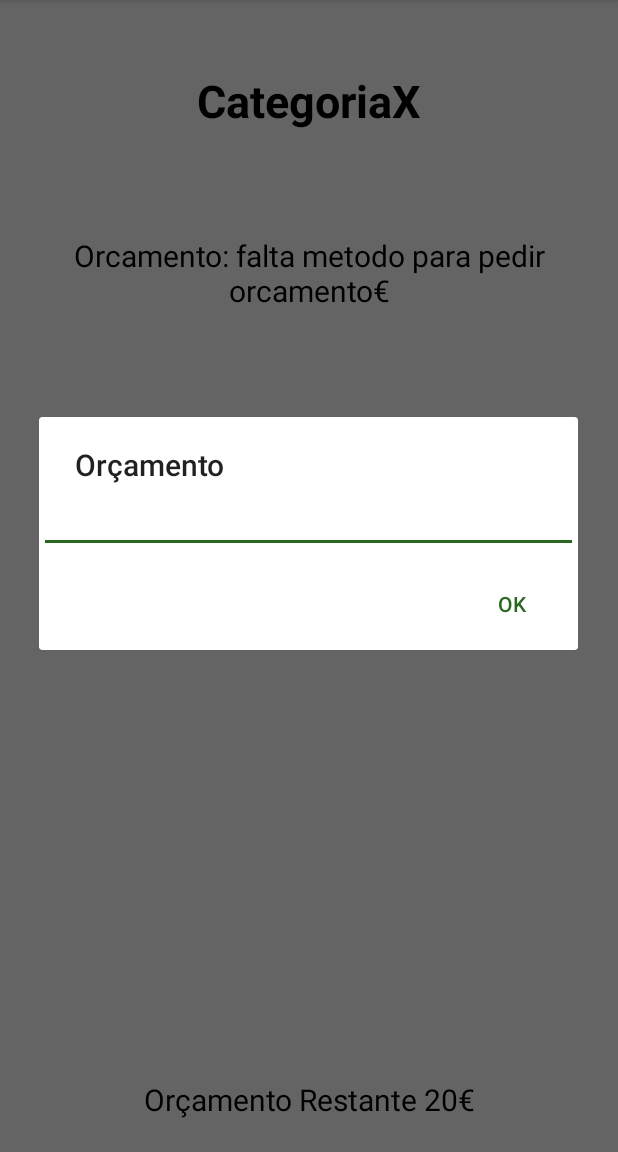
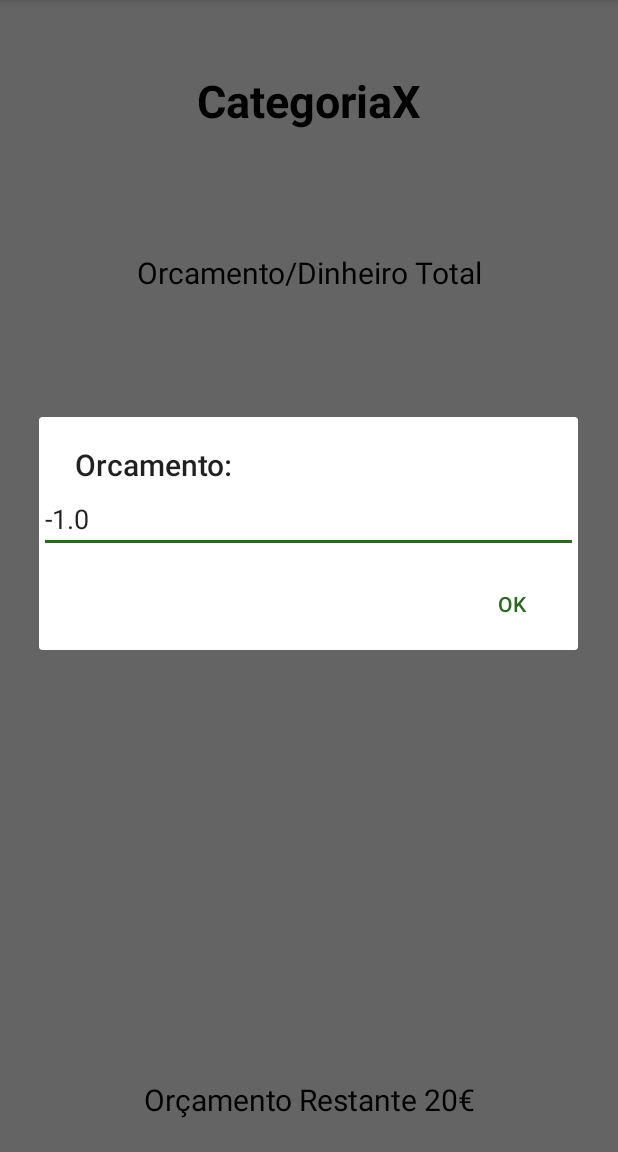
Before and after one commit to AndreP76/GPS-ISEC-1718, an Android app: the InfoDetalhada screen opened directly, with no data from a screen before it, after a tap on "EditaOrcamento", on a phone screen of 412 x 824 dp, the part 84-1236 px from its top. Run offline under Robolectric (Android 15) with nearby library versions, the phone set to English and light mode, and no system bars; 8 statements that could not run were skipped.

Commit message:
tentativa de correcao 3

```diff
--- a/ExpensesTracker/app/src/main/java/com/gps/g13/expensestracker/InfoDetalhada.java
+++ b/ExpensesTracker/app/src/main/java/com/gps/g13/expensestracker/InfoDetalhada.java
@@ -19,7 +19,9 @@ import android.widget.EditText;
 import android.widget.LinearLayout;
 import android.widget.ListView;
 import android.widget.TextView;
+import android.widget.Toast;
 
+import com.gps.g13.expensestracker.gestaodedados.CategoriaDespesas;
 import com.gps.g13.expensestracker.gestaodedados.GestorDados;
 import com.gps.g13.expensestracker.gestaodedados.ListaNomesCategoriasDespesas;
 import com.gps.g13.expensestracker.gestaodedados.exceptions.InvalidAmmountException;
@@ -59,8 +61,8 @@ public class InfoDetalhada extends AppCompatActivity {
 
             try {
                 tvCategoria.setText(gestDados.getCategoriaDespesas(categoria).getNome());
-                tvSubTitulo.setText("Orcamento: " + "falta metodo para pedir orcamento" + "€");  //falta metodo para pedir orcamento!!!
-                tvRodape.setText("Orcamento Restante " + gestDados.getCategoriaDespesas(categoria).getResumoDeTransacoes());
+                tvSubTitulo.setText(getResources().getString(R.string.orcamento) + ((CategoriaDespesas)gestDados.getCategoriaDespesas(categoria)).getOrcamento() + getResources().getString(R.string.unidade_monetaria));
+                tvRodape.setText(String.format("%s%s", getResources().getString(R.string.orcamento_restante), gestDados.getCategoriaDespesas(categoria).getResumoDeTransacoes()));
 
             } catch (InvalidCategoryException e) {
                 e.printStackTrace();
@@ -69,9 +71,9 @@ public class InfoDetalhada extends AppCompatActivity {
 
             MenuItem item = (MenuItem) findViewById(R.id.EditaOrcamento);
             item.setVisible(false);
-            tvCategoria.setText("Rendimentos");
-            tvRodape.setText("Dinheiro Total: " + "falta metodo para pedir dinheiro total" + "€");  // falta metodo para pedir dinheiro total
-            tvRodape.setText("Orcamento disponível: " + gestDados.getCategoriaRendimento().getResumoDeTransacoes());
+            tvCategoria.setText(gestDados.getCategoriaRendimento().getNome());
+            tvRodape.setText(getResources().getString(R.string.dinheiro_total) + gestDados.getCategoriaRendimento().getResumoDeTransacoes() + getResources().getString(R.string.unidade_monetaria));
+            tvRodape.setText(String.format("%s%s", getResources().getString(R.string.orcamento_disponivel), gestDados.getCategoriaRendimento().getResumoDeTransacoes()));
         }
 
         lv = (ListView) findViewById(R.id.lista_de_transacoes);
@@ -97,13 +99,21 @@ public class InfoDetalhada extends AppCompatActivity {
 
             AlertDialog.Builder alertDialogBuilder = new AlertDialog.Builder(context);
             // set title
-            alertDialogBuilder.setTitle("Orçamento");
+            alertDialogBuilder.setTitle(getResources().getString(R.string.orcamento));
 
             final EditText input = new EditText(InfoDetalhada.this);
             LinearLayout.LayoutParams lp = new LinearLayout.LayoutParams(
                     LinearLayout.LayoutParams.MATCH_PARENT,
                     LinearLayout.LayoutParams.MATCH_PARENT);
             input.setLayoutParams(lp);
+            Double orcamento = -1.0;
+            try {
+                orcamento = ((CategoriaDespesas) gestDados.getCategoriaDespesas(categoria)).getOrcamento();
+            } catch (InvalidCategoryException e) {
+                e.printStackTrace();
+            }
+            input.setText(String.format("%s", orcamento));    // mostrar o valor do orcamento atual
+
             alertDialogBuilder.setView(input); // uncomment this line
 
             // set dialog message
@@ -113,10 +123,11 @@ public class InfoDetalhada extends AppCompatActivity {
                         public void onClick(DialogInterface dialog, int id) {
                             try {
                                 gestDados.editarOrcamento(categoria, Double.parseDouble(input.getText().toString()));
+                                tvSubTitulo.setText(getResources().getString(R.string.orcamento) + ((CategoriaDespesas)gestDados.getCategoriaDespesas(categoria)).getOrcamento() + getResources().getString(R.string.unidade_monetaria));
                             } catch (InvalidCategoryException e) {
                                 e.printStackTrace();
-                            } catch (InvalidAmmountException e) {
-                                e.printStackTrace();
+                            } catch (InvalidAmmountException | NumberFormatException e) {
+                                Toast.makeText(context, "Isso não é um numero valído", Toast.LENGTH_SHORT).show();
                             }
                         }
                     })
--- a/ExpensesTracker/app/src/main/res/values/strings.xml
+++ b/ExpensesTracker/app/src/main/res/values/strings.xml
@@ -18,4 +18,8 @@
     <string name="NovoRendimento">Novo Rendimento</string>
     <string name="NovaDespesa">Nova Despesa</string>
     <string name="editTransacao">Editar transação</string>
+    <string name="orcamento">Orcamento:</string>
+    <string name="orcamento_restante">Orcamento Restante</string>
+    <string name="dinheiro_total">Dinheiro Total:</string>
+    <string name="orcamento_disponivel">Orcamento disponível:</string>
 </resources>
```
